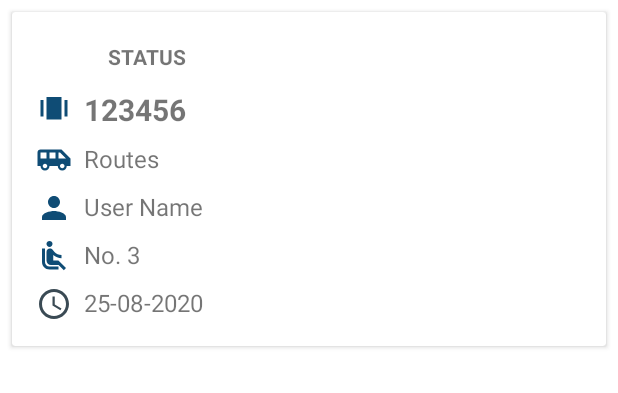
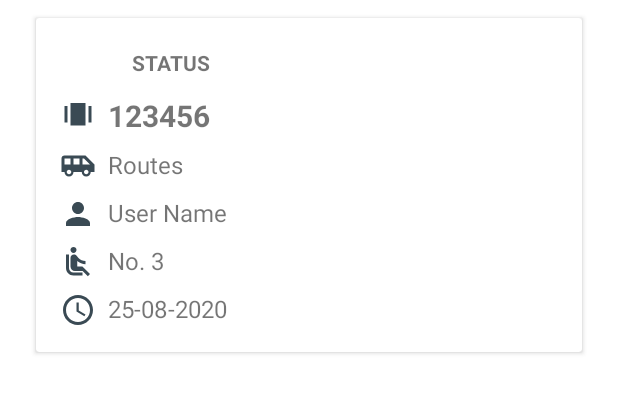
Before and after one commit to putragraha/TravelAndroid, an Android app: the layout item_history_driver.xml on its own in the app's theme, with its tools: preview values and no code run, on a phone screen of 412 x 824 dp. Shown: the top 393 px of the screen. Run offline under Robolectric (Android 15) with nearby library versions, the phone set to English and light mode, and no system bars.

Commit message:
Revamp History Driver page

```diff
--- a/app/src/main/AndroidManifest.xml
+++ b/app/src/main/AndroidManifest.xml
@@ -62,8 +62,8 @@
 
         <activity
             android:name=".historydriver.HistoryDriverActivity"
-            android:label="@string/history"
-            android:screenOrientation="portrait" />
+            android:screenOrientation="portrait"
+            android:theme="@style/NoActionBarAppTheme" />
 
         <activity
             android:name=".orderdetaildriver.OrderDetailDriverActivity"
--- a/app/src/main/res/drawable/ic_car.xml
+++ b/app/src/main/res/drawable/ic_car.xml
@@ -1,4 +1,4 @@
-<vector android:height="24dp" android:tint="@color/colorPrimaryDark"
+<vector android:height="24dp" android:tint="@color/coarchoal"
     android:viewportHeight="24" android:viewportWidth="24"
     android:width="24dp" xmlns:android="http://schemas.android.com/apk/res/android">
     <path android:fillColor="@android:color/white" android:pathData="M17,5L3,5c-1.1,0 -2,0.89 -2,2v9h2c0,1.65 1.34,3 3,3s3,-1.35 3,-3h5.5c0,1.65 1.34,3 3,3s3,-1.35 3,-3L23,16v-5l-6,-6zM3,11L3,7h4v4L3,11zM6,17.5c-0.83,0 -1.5,-0.67 -1.5,-1.5s0.67,-1.5 1.5,-1.5 1.5,0.67 1.5,1.5 -0.67,1.5 -1.5,1.5zM13,11L9,11L9,7h4v4zM17.5,17.5c-0.83,0 -1.5,-0.67 -1.5,-1.5s0.67,-1.5 1.5,-1.5 1.5,0.67 1.5,1.5 -0.67,1.5 -1.5,1.5zM15,11L15,7h1l4,4h-5z"/>
--- a/app/src/main/res/drawable/ic_order_code.xml
+++ b/app/src/main/res/drawable/ic_order_code.xml
@@ -1,4 +1,4 @@
-<vector android:height="24dp" android:tint="@color/colorPrimaryDark"
+<vector android:height="24dp" android:tint="@color/coarchoal"
     android:viewportHeight="24" android:viewportWidth="24"
     android:width="24dp" xmlns:android="http://schemas.android.com/apk/res/android">
     <path android:fillColor="@android:color/white" android:pathData="M7,4h10v15h-10z"/>
--- a/app/src/main/res/drawable/ic_seat.xml
+++ b/app/src/main/res/drawable/ic_seat.xml
@@ -1,4 +1,4 @@
-<vector android:height="24dp" android:tint="@color/colorPrimaryDark"
+<vector android:height="24dp" android:tint="@color/coarchoal"
     android:viewportHeight="24" android:viewportWidth="24"
     android:width="24dp" xmlns:android="http://schemas.android.com/apk/res/android">
     <path android:fillColor="@android:color/white" android:pathData="M7.59,5.41c-0.78,-0.78 -0.78,-2.05 0,-2.83 0.78,-0.78 2.05,-0.78 2.83,0 0.78,0.78 0.78,2.05 0,2.83 -0.79,0.79 -2.05,0.79 -2.83,0zM6,16L6,7L4,7v9c0,2.76 2.24,5 5,5h6v-2L9,19c-1.66,0 -3,-1.34 -3,-3zM20,20.07L14.93,15L11.5,15v-3.68c1.4,1.15 3.6,2.16 5.5,2.16v-2.16c-1.66,0.02 -3.61,-0.87 -4.67,-2.04l-1.4,-1.55c-0.19,-0.21 -0.43,-0.38 -0.69,-0.5 -0.29,-0.14 -0.62,-0.23 -0.96,-0.23h-0.03C8.01,7 7,8.01 7,9.25L7,15c0,1.66 1.34,3 3,3h5.07l3.5,3.5L20,20.07z"/>
--- a/app/src/main/res/drawable/ic_user.xml
+++ b/app/src/main/res/drawable/ic_user.xml
@@ -1,4 +1,4 @@
-<vector android:height="24dp" android:tint="@color/colorPrimaryDark"
+<vector android:height="24dp" android:tint="@color/coarchoal"
     android:viewportHeight="24" android:viewportWidth="24"
     android:width="24dp" xmlns:android="http://schemas.android.com/apk/res/android">
     <path android:fillColor="@android:color/white" android:pathData="M12,12c2.21,0 4,-1.79 4,-4s-1.79,-4 -4,-4 -4,1.79 -4,4 1.79,4 4,4zM12,14c-2.67,0 -8,1.34 -8,4v2h16v-2c0,-2.66 -5.33,-4 -8,-4z"/>
--- a/app/src/main/res/layout/item_history_driver.xml
+++ b/app/src/main/res/layout/item_history_driver.xml
@@ -4,7 +4,8 @@
     xmlns:tools="http://schemas.android.com/tools"
     android:layout_width="match_parent"
     android:layout_height="wrap_content"
-    android:layout_margin="8dp">
+    android:layout_marginHorizontal="24dp"
+    android:layout_marginVertical="12dp">
 
     <androidx.constraintlayout.widget.ConstraintLayout
         android:layout_width="match_parent"
--- a/app/src/main/res/values/colors.xml
+++ b/app/src/main/res/values/colors.xml
@@ -4,11 +4,8 @@
     <color name="colorPrimaryDark">#0f4c75</color>
     <color name="colorAccent">#1b262c</color>
     <color name="lightGrey">#FBFBFB</color>
-    <color name="lightGreen">#BBF1EC</color>
     <color name="darkGreen">#007E72</color>
-    <color name="lightYellow">#F1EDC8</color>
     <color name="darkYellow">#EAD30B</color>
-    <color name="lightRed">#EFA6BF</color>
     <color name="darkRed">#E91E63</color>
     <color name="marigold">#e8a348</color>
     <color name="coarchoal">#3a4a54</color>
```
Also changed, not shown: app/src/main/java/com/neptuunia/travel/historydriver/HistoryDriverActivity.java (+7 -0 lines), app/src/main/java/com/neptuunia/travel/utils/StatusUtils.java (+5 -6 lines), app/src/main/res/layout/activity_history_driver.xml (+15 -3 lines).
